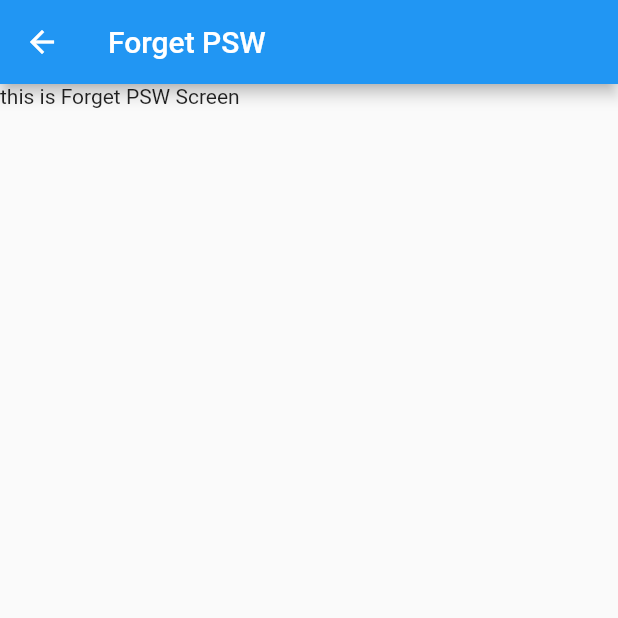
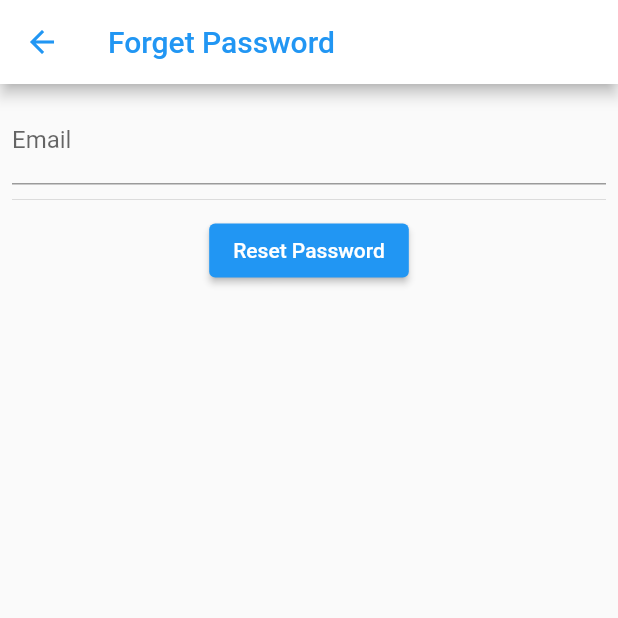
Before and after one commit to DevMahmoudElattar/FlutterEdams, a Flutter app: the ForgetSC screen opened by its route, on a phone screen of 412 x 824 dp, the top half of it. Run offline on Flutter 3.47's test engine with Material 2 defaults, Android fonts, the phone set to English and light mode, and no system bars; our stand-ins replace bloc, cloud_firestore, equatable, firebase_core, firebase_messaging, flutter_bloc and 4 more; missing offline and left inert: dart:ffi; accounts and stored records are empty; generated files the repository leaves out were written again; Roboto replaces fonts that are missing (Cairo); key blocks and very long unbroken strings in the code were emptied for the run.

Commit message:
Finished Forget psw page & signup

```diff
--- a/lib/main.dart
+++ b/lib/main.dart
@@ -2,6 +2,7 @@ import 'package:cloud_firestore/cloud_firestore.dart';
 import 'package:customers_app/presenter/ApplicationsScreen/AppSC.dart';
 import 'package:customers_app/presenter/HomeScreen/HomeSC.dart';
 import 'package:customers_app/presenter/Login_SC/ForgetSC.dart';
+import 'package:customers_app/presenter/Login_SC/SignUpSC.dart';
 import 'package:customers_app/presenter/MessagesScreen/MsgsSC.dart';
 import 'package:customers_app/presenter/Report/ReportProblem.dart';
 import 'package:customers_app/presenter/SplachScreen.dart';
@@ -217,7 +218,7 @@ class _MyAppState extends State<MyApp> {
                 '/': (context) => const SplachScreen(),
                 '/Home': (context) => const HomeSC(),
                 '/Forget' : (context) => const ForgetSC(),
-                '/SignUp' : (context) => const ForgetSC(),
+                '/SignUp' : (context) => const SignUpSC(),
                 '/ReportProblem' : (context) => const ReportProblemSC(),
                 '/Apps' : (context) => const AppSC(),
                 '/Msgs' : (context) => const MsgsSC(),
--- a/lib/presenter/HomeScreen/Widgets/BottomNavBar.dart
+++ b/lib/presenter/HomeScreen/Widgets/BottomNavBar.dart
@@ -28,7 +28,7 @@ BottomNavigationBar HomeBottomNav (BuildContext context,int SelectedIndex,Functi
       ),
       BottomNavigationBarItem(
         icon: IconsVal.Messages,
-        label: Trans.textVal(context).consumptions,
+        label: Trans.textVal(context).messages,
       ),
     ],
     currentIndex: SelectedIndex,
--- a/lib/presenter/Login_SC/ForgetSC.dart
+++ b/lib/presenter/Login_SC/ForgetSC.dart
@@ -7,8 +7,28 @@ class ForgetSC extends StatelessWidget {
   @override
   Widget build(BuildContext context) {
     return  Scaffold(
-      appBar: AppBar(title: const Text("Forget PSW")),
-      body: const Text("this is Forget PSW Screen"),
+        appBar: AppBar(
+          actions: [],
+          iconTheme: const IconThemeData(color: Colors.blue),
+          backgroundColor: Colors.white,
+          //leading: Container(), adding this Will remove default humburger menu of drawer
+          title:  Text("Forget Password",style: TextStyle(color: Colors.blue),),
+        ),
+      body: Center(
+        child: Padding(
+          padding: const EdgeInsets.all(8.0),
+          child: Column(
+            children: [
+              const TextField(  decoration: InputDecoration(
+                  labelText: 'Email',
+                  hintText: 'Enter Your Email'
+              ),  ),
+              Divider(height: 20,),
+              ElevatedButton(onPressed: (){}, child: Text("Reset Password"))
+            ],
+          ),
+        ),
+      )
     );
   }
 }
```
Also changed, not shown: lib/presenter/Login_SC/LoginScreen.dart (+10 -5 lines), lib/presenter/Login_SC/SignUpSC.dart (+58 -2 lines), 1 other file.
